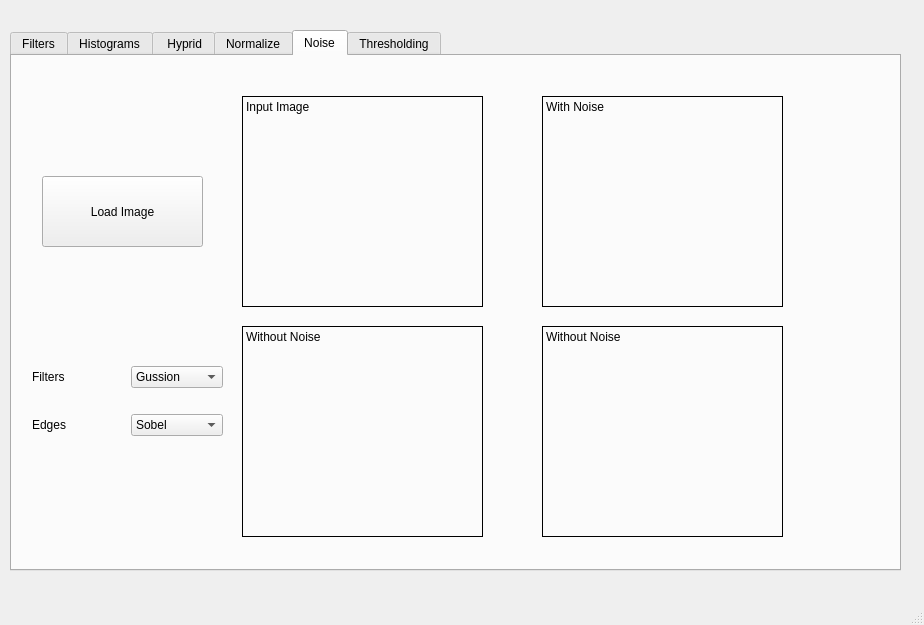
Before: the Qt Designer form Filtering.ui in Shehab-Hegab/CV-task-1, drawn with Qt 5.
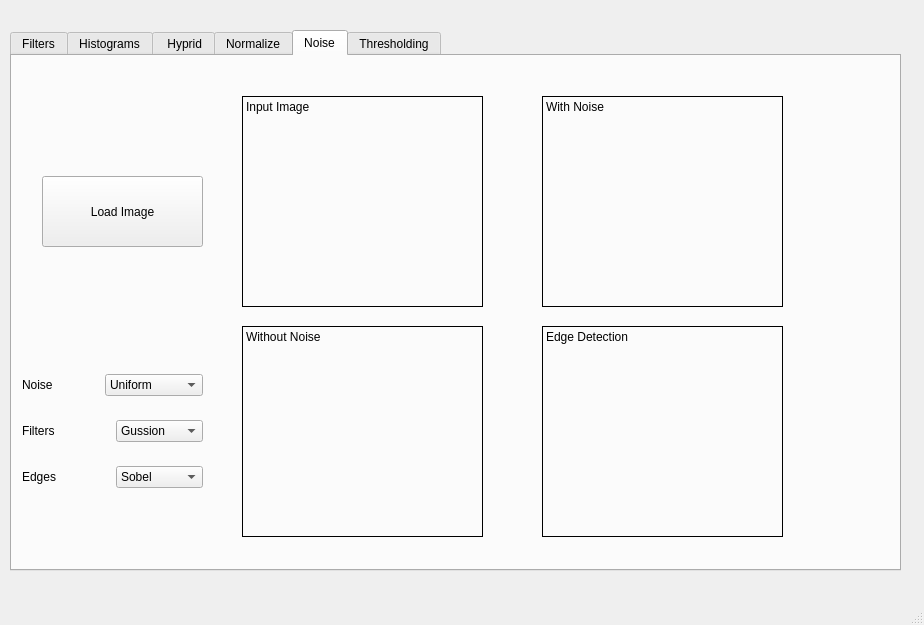
After: the same form once the commit is applied. The open tabs and pages were chosen to show the change.

Patch:
```diff
--- a/Filtering.ui
+++ b/Filtering.ui
@@ -615,22 +615,52 @@
        <enum>QFrame::Box</enum>
       </property>
       <property name="text">
-       <string>Without Noise</string>
+       <string>Edge Detection</string>
       </property>
       <property name="alignment">
        <set>Qt::AlignLeading|Qt::AlignLeft|Qt::AlignTop</set>
       </property>
      </widget>
-     <widget class="QWidget" name="">
+     <widget class="QWidget" name="layoutWidget">
       <property name="geometry">
        <rect>
-        <x>20</x>
-        <y>290</y>
-        <width>191</width>
-        <height>111</height>
+        <x>10</x>
+        <y>300</y>
+        <width>181</width>
+        <height>151</height>
        </rect>
       </property>
       <layout class="QVBoxLayout" name="verticalLayout">
+       <item>
+        <layout class="QHBoxLayout" name="horizontalLayout_4">
+         <item>
+          <widget class="QLabel" name="Noise_label">
+           <property name="text">
+            <string>Noise</string>
+           </property>
+          </widget>
+         </item>
+         <item>
+          <widget class="QComboBox" name="comboBox_4">
+           <item>
+            <property name="text">
+             <string>Uniform</string>
+            </property>
+           </item>
+           <item>
+            <property name="text">
+             <string>Gaussian</string>
+            </property>
+           </item>
+           <item>
+            <property name="text">
+             <string>Salt- Pepper</string>
+            </property>
+           </item>
+          </widget>
+         </item>
+        </layout>
+       </item>
        <item>
         <layout class="QHBoxLayout" name="horizontalLayout_2">
          <item>
```
Left out of the diff: 13 changed lines with no effect on the pictures.
